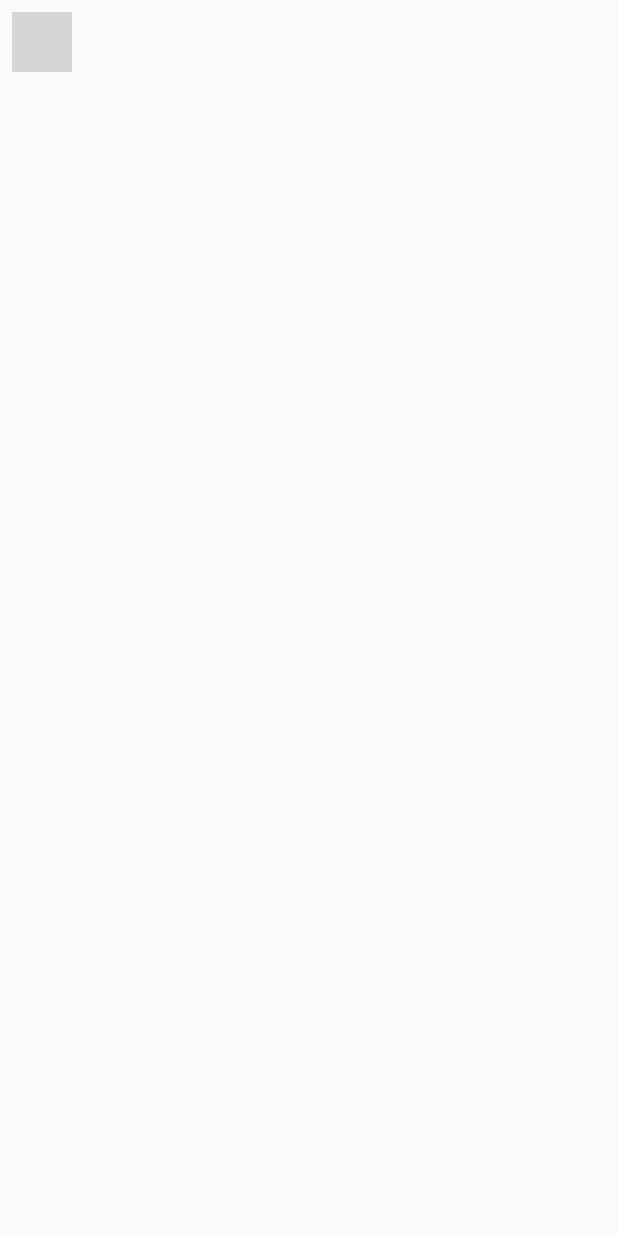
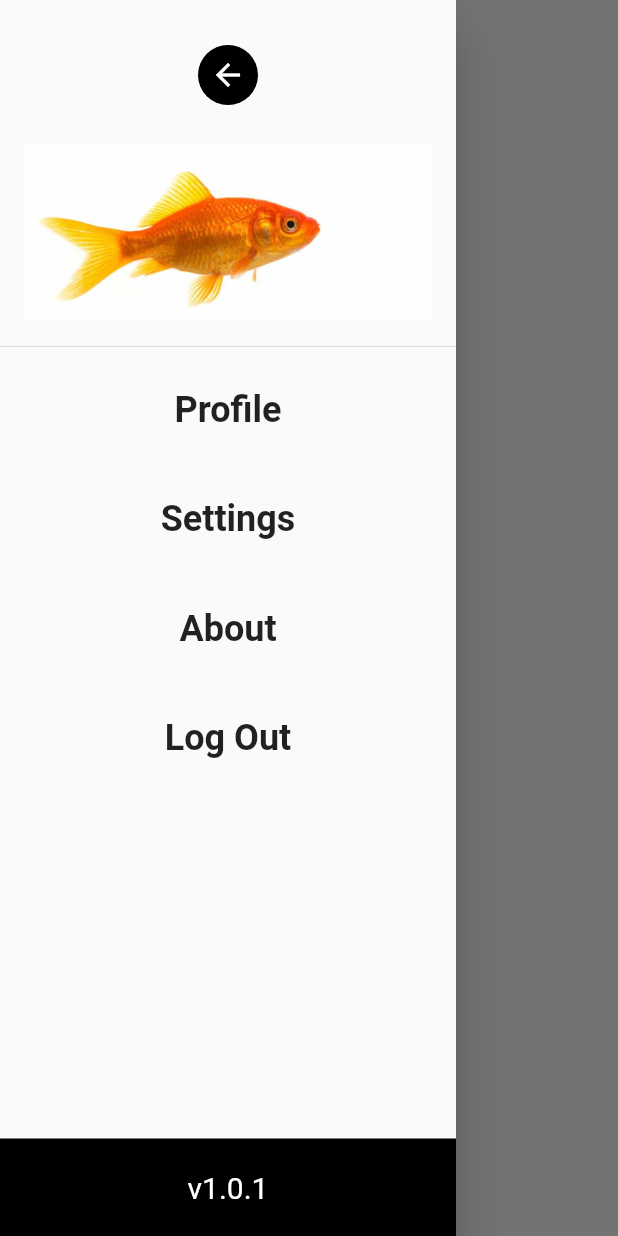
Before and after one commit to sasukeamjed/ecommerce_ui_app, a Flutter app: the screen it shows after launch, with the side drawer open (before the commit the screen has no drawer), on a phone screen of 412 x 824 dp. Run offline on Flutter 3.47's test engine with Material 2 defaults, Android fonts, the phone set to English and light mode, and no system bars; Roboto replaces fonts that are missing (Avenir); grey boxes are pictures that could not be loaded.

Commit message:
still searching for icon

```diff
--- a/lib/main.dart
+++ b/lib/main.dart
@@ -26,8 +26,123 @@ class MyHomePage extends StatelessWidget {
       appBar: AppBar(
         elevation: 0.0,
         backgroundColor: Colors.transparent,
-        leading: IconButton(
-          icon: ,
+        automaticallyImplyLeading: false,
+      ),
+      drawer: Drawer(
+        child: Column(
+          children: <Widget>[
+            SizedBox(
+              height: 30,
+            ),
+            Material(
+              borderRadius: BorderRadius.circular(500),
+              child: InkWell(
+                borderRadius: BorderRadius.circular(500),
+                splashColor: Colors.black45,
+                onTap: () {
+                  Navigator.of(context).pop();
+                },
+                child: CircleAvatar(
+                  radius: 20,
+                  backgroundColor: Colors.black,
+                  child: Icon(Icons.arrow_back, color: Colors.white),
+                ),
+              ),
+            ),
+            DrawerHeader(
+              child: Container(
+                  height: 142,
+                  width: MediaQuery.of(context).size.width,
+                  child: Image.asset(
+                    "assets/images/GettyImages.jpg",
+                  )),
+              decoration: BoxDecoration(
+                color: Colors.transparent,
+              ),
+            ),
+            SizedBox(
+              height: 20,
+            ),
+            GestureDetector(
+              onTap: () {
+//                setState(() {
+//                  currentIndex = 3;
+//                });
+                Navigator.of(context).pop();
+              },
+              child: Text(
+                'Profile',
+                style: TextStyle(
+                  fontFamily: 'Avenir',
+                  fontSize: 24,
+                  fontWeight: FontWeight.w700,
+                ),
+                textAlign: TextAlign.center,
+              ),
+            ),
+            SizedBox(
+              height: 45,
+            ),
+            GestureDetector(
+              onTap: () {},
+              child: Text(
+                'Settings',
+                style: TextStyle(
+                  fontFamily: 'Avenir',
+                  fontSize: 24,
+                  fontWeight: FontWeight.w700,
+                ),
+                textAlign: TextAlign.center,
+              ),
+            ),
+            SizedBox(
+              height: 45,
+            ),
+            Text(
+              'About',
+              style: TextStyle(
+                fontFamily: 'Avenir',
+                fontSize: 24,
+                fontWeight: FontWeight.w700,
+              ),
+              textAlign: TextAlign.center,
+            ),
+            SizedBox(
+              height: 45,
+            ),
+            Text(
+              'Log Out',
+              style: TextStyle(
+                fontFamily: 'Avenir',
+                fontSize: 24,
+                fontWeight: FontWeight.w700,
+              ),
+              textAlign: TextAlign.center,
+            ),
+            SizedBox(
+              height: 45,
+            ),
+            Expanded(
+                child: Align(
+                  alignment: Alignment.bottomCenter,
+                  child: Container(
+                    height: 65,
+                    width: MediaQuery.of(context).size.width,
+                    color: Colors.black,
+                    child: Center(
+                      child: Text(
+                        'v1.0.1',
+                        style: TextStyle(
+                          fontFamily: 'Avenir',
+                          fontSize: 20,
+                          color: const Color(0xffffffff),
+                        ),
+                        textAlign: TextAlign.center,
+                      ),
+                    ),
+                  ),
+                ))
+          ],
         ),
       ),
     );
--- a/pubspec.yaml
+++ b/pubspec.yaml
@@ -45,8 +45,8 @@ flutter:
   uses-material-design: true
 
   # To add assets to your application, add an assets section, like this:
-  # assets:
-  #   - images/a_dot_burr.jpeg
+  assets:
+    - assets/images/GettyImages.jpg
   #   - images/a_dot_ham.jpeg
 
   # An image asset can refer to one or more resolution-specific "variants", see
```
Also changed, not shown: assets/images/GettyImages.jpg (added).
